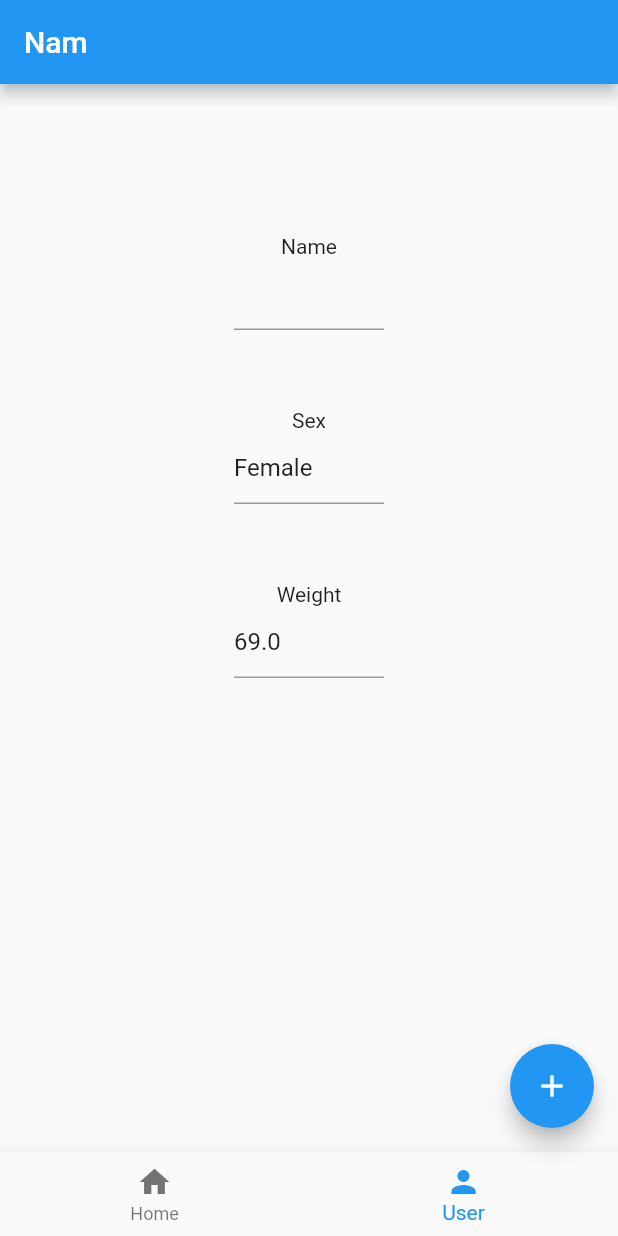
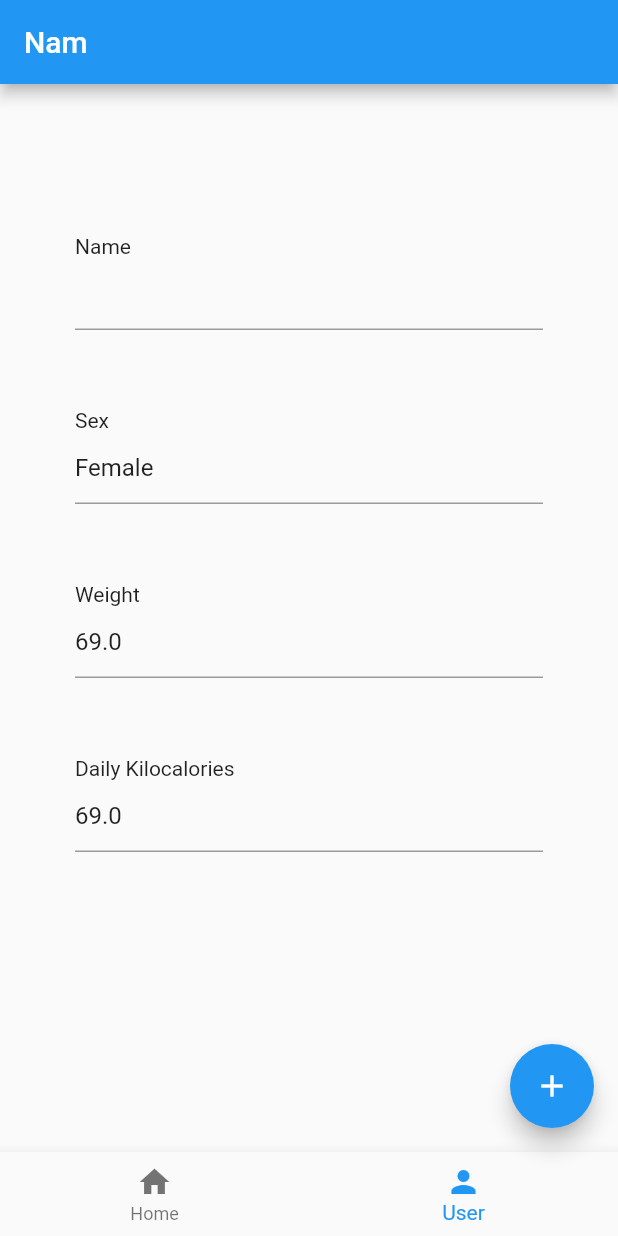
Before and after one commit to Branchlet-ANS/nam, a Flutter app: the screen it shows after launch, item 2 of the bottom bar chosen, on a phone screen of 412 x 824 dp. Run offline on Flutter 3.47's test engine with Material 2 defaults, Android fonts, the phone set to English and light mode, and no system bars; our stand-ins replace csv; missing offline and left inert: flutter_radar_chart; accounts and stored records are empty.

Commit message:
Add user kilocalories

```diff
--- a/lib/main.dart
+++ b/lib/main.dart
@@ -91,7 +91,9 @@ Widget _mealsBody(meals) {
 
 Widget _userBody() {
   return Center(
-      child: Column(
+      child: Padding(
+          padding: EdgeInsets.fromLTRB(50, 0, 50, 0),
+          child: ListView(
             children: [
               SizedBox(height: 100),
               Text("Name"),
@@ -100,7 +102,8 @@ Widget _userBody() {
                   height: 100,
                   child: TextFormField(
                     initialValue: Global.getUser().getName(),
-            onFieldSubmitted: (value) => Global.getUser().setName(value),
+                    onFieldSubmitted: (value) =>
+                        Global.getUser().setName(value),
                   )),
               Text("Sex"),
               Container(
@@ -108,7 +111,8 @@ Widget _userBody() {
                   height: 100,
                   child: TextFormField(
                     initialValue: Global.getUser().getSex() ? "Male" : "Female",
-            onFieldSubmitted: (value) => Global.getUser().setSex(value as bool),
+                    onFieldSubmitted: (value) =>
+                        Global.getUser().setSex(value as bool),
                   )),
               Text("Weight"),
               Container(
@@ -118,7 +122,16 @@ Widget _userBody() {
                     initialValue: Global.getUser().getWeight().toString(),
                     onFieldSubmitted: (value) =>
                         Global.getUser().setWeight(value as double),
+                  )),
+              Text("Daily Kilocalories"),
+              Container(
+                  width: 100,
+                  height: 100,
+                  child: TextFormField(
+                    initialValue: Global.getUser().getKilocalories().toString(),
+                    onFieldSubmitted: (value) =>
+                        Global.getUser().setKilocalories(value as double),
                   ))
             ],
-  ));
+          )));
 }
--- a/lib/user.dart
+++ b/lib/user.dart
@@ -2,6 +2,7 @@ class User {
   String _name = "";
   bool _sex = false; // 0: Female, 1: Male
   double _weight = 69;
+  double _kilocalories = 2000;
 
   User();
 
@@ -28,4 +29,12 @@ class User {
   void setWeight(double weight) {
     _weight = weight;
   }
+
+  double getKilocalories() {
+    return _weight;
+  }
+
+  void setKilocalories(double kilocalories) {
+    _kilocalories = kilocalories;
+  }
 }
```
Lines whose indentation alone changed are shown as unchanged.
